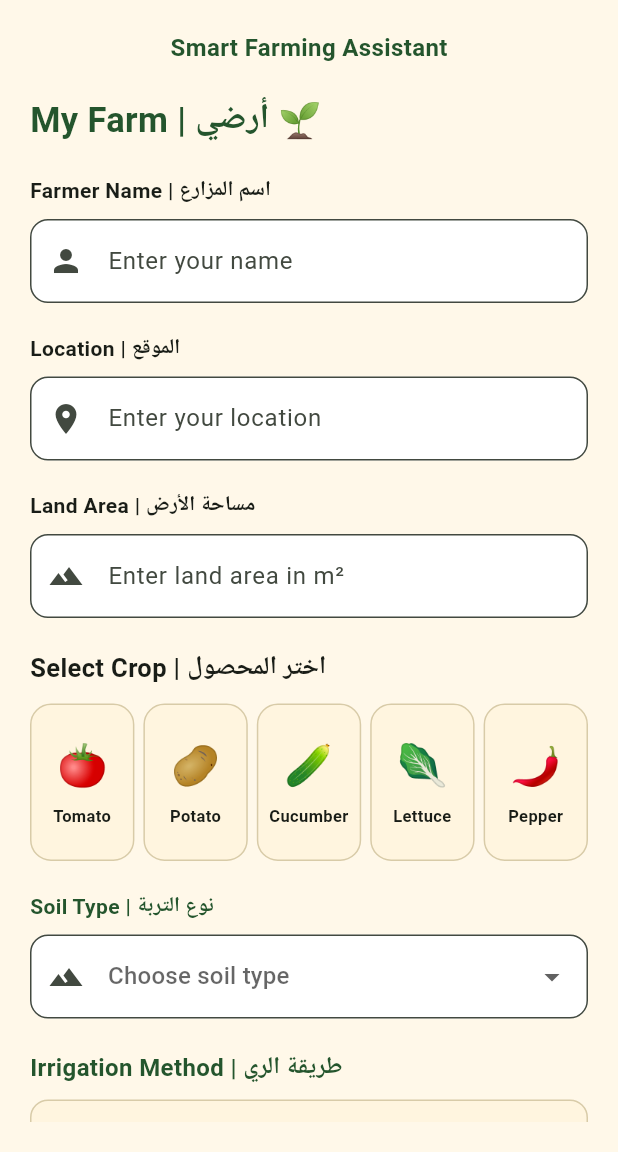
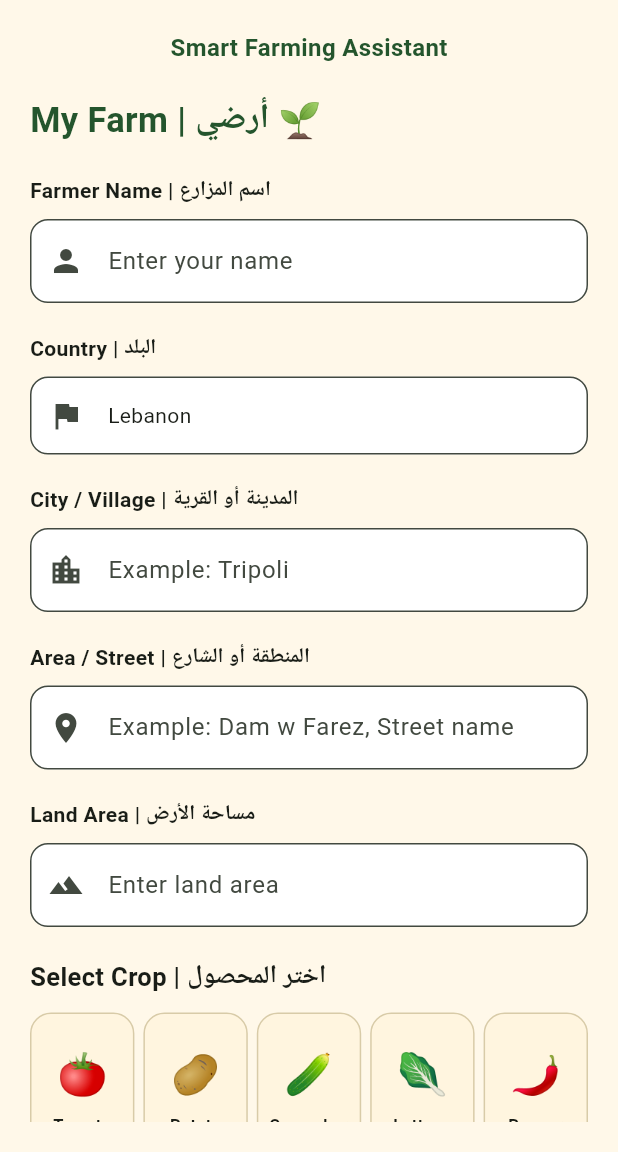
Before and after one commit to 52331045-lang/Zaree-Smart-Farming, a Flutter app: the screen it shows after launch, on a phone screen of 412 x 824 dp, the part 84-1236 px from its top. Run offline on Flutter 3.47's test engine with Material 3 defaults, Android fonts, the phone set to English and light mode, and no system bars.

Commit message:
Improve farm location and input validation

```diff
--- a/lib/screens/farm_page.dart
+++ b/lib/screens/farm_page.dart
@@ -10,7 +10,9 @@ class FarmPage extends StatefulWidget {
 class _FarmPageState extends State<FarmPage> {
   // Text Controllers
   final TextEditingController nameController = TextEditingController();
-  final TextEditingController locationController = TextEditingController();
+  final TextEditingController cityController = TextEditingController();
+  final TextEditingController detailedLocationController =
+      TextEditingController();
   final TextEditingController areaController = TextEditingController();
 
   // Selected Options
@@ -21,9 +23,16 @@ class _FarmPageState extends State<FarmPage> {
   @override
   void dispose() {
     nameController.dispose();
-    locationController.dispose();
+    cityController.dispose();
+    detailedLocationController.dispose();
     areaController.dispose();
     super.dispose();
+  }
+
+  // Show Error Message
+  void showError(String message) {
+    ScaffoldMessenger.of(context)
+        .showSnackBar(SnackBar(content: Text(message)));
   }
 
   // Crop Selection Card
@@ -84,36 +93,63 @@ class _FarmPageState extends State<FarmPage> {
 
   // Create Farm Function
   void createFarm() {
-    if (nameController.text.trim().isEmpty ||
-        locationController.text.trim().isEmpty ||
-        areaController.text.trim().isEmpty ||
-        selectedCrop == null ||
-        selectedSoil == null ||
-        selectedIrrigation == null) {
-      ScaffoldMessenger.of(context).showSnackBar(
-        const SnackBar(content: Text('Please complete all farm information!')),
-      );
+    final farmerName = nameController.text.trim();
+    final city = cityController.text.trim();
+    final detailedLocation = detailedLocationController.text.trim();
+    final areaText = areaController.text.trim();
+
+    // Farmer Name Validation
+    if (farmerName.isEmpty ||
+        !RegExp(r'[a-zA-Z\u0600-\u06FF]').hasMatch(farmerName)) {
+      showError('Please enter a valid farmer name!');
       return;
     }
 
-    final area = double.tryParse(areaController.text.trim());
-
-    if (area == null || area <= 0) {
-      ScaffoldMessenger.of(context).showSnackBar(
-        const SnackBar(content: Text('Please enter a valid land area!')),
-      );
+    // City Validation
+    if (city.isEmpty) {
+      showError('Please enter your city or village!');
       return;
     }
 
+    // Detailed Location Validation
+    if (detailedLocation.isEmpty) {
+      showError('Please enter your area or street!');
+      return;
+    }
+
+    // Land Area Validation
+    if (areaText.isEmpty) {
+      showError('Please enter your land area!');
+      return;
+    }
+
+    final area = double.tryParse(areaText);
+
+    if (area == null || !area.isFinite || area <= 0) {
+      showError('Enter a valid positive area, such as 100 or 25.5!');
+      return;
+    }
+
+    // Crop, Soil and Irrigation Validation
+    if (selectedCrop == null ||
+        selectedSoil == null ||
+        selectedIrrigation == null) {
+      showError('Please select crop, soil and irrigation method!');
+      return;
+    }
+
+    // Successful Farm Creation
     showDialog(
       context: context,
       builder: (context) {
         return AlertDialog(
           title: const Text('Farm Created Successfully! 🌱'),
           content: Text(
-            'Farmer: ${nameController.text}\n'
-            'Location: ${locationController.text}\n'
-            'Land Area: ${areaController.text} m²\n'
+            'Farmer: $farmerName\n'
+            'Country: Lebanon\n'
+            'City / Village: $city\n'
+            'Area / Street: $detailedLocation\n'
+            'Land Area: $area m²\n'
             'Crop: $selectedCrop\n'
             'Soil: $selectedSoil\n'
             'Irrigation: $selectedIrrigation',
@@ -159,6 +195,7 @@ class _FarmPageState extends State<FarmPage> {
                 ),
                 const SizedBox(height: 20),
 
+                // My Farm Title
                 const Text(
                   'My Farm | أرضي 🌱',
                   style: TextStyle(
@@ -189,16 +226,58 @@ class _FarmPageState extends State<FarmPage> {
                 ),
                 const SizedBox(height: 20),
 
-                // Location
+                // Country
                 const Text(
-                  'Location | الموقع',
+                  'Country | البلد',
+                  style: TextStyle(fontWeight: FontWeight.bold),
+                ),
+                const SizedBox(height: 8),
+                InputDecorator(
+                  decoration: InputDecoration(
+                    filled: true,
+                    fillColor: Colors.white,
+                    prefixIcon: const Icon(Icons.flag),
+                    border: OutlineInputBorder(
+                      borderRadius: BorderRadius.circular(12),
+                    ),
+                  ),
+                  child: const Align(
+                    alignment: Alignment.centerLeft,
+                    child: Text('Lebanon'),
+                  ),
+                ),
+                const SizedBox(height: 20),
+
+                // City or Village
+                const Text(
+                  'City / Village | المدينة أو القرية',
                   style: TextStyle(fontWeight: FontWeight.bold),
                 ),
                 const SizedBox(height: 8),
                 TextField(
-                  controller: locationController,
+                  controller: cityController,
                   decoration: InputDecoration(
-                    hintText: 'Enter your location',
+                    hintText: 'Example: Tripoli',
+                    filled: true,
+                    fillColor: Colors.white,
+                    border: OutlineInputBorder(
+                      borderRadius: BorderRadius.circular(12),
+                    ),
+                    prefixIcon: const Icon(Icons.location_city),
+                  ),
+                ),
+                const SizedBox(height: 20),
+
+                // Detailed Location
+                const Text(
+                  'Area / Street | المنطقة أو الشارع',
+                  style: TextStyle(fontWeight: FontWeight.bold),
+                ),
+                const SizedBox(height: 8),
+                TextField(
+                  controller: detailedLocationController,
+                  decoration: InputDecoration(
+                    hintText: 'Example: Dam w Farez, Street name',
                     filled: true,
                     fillColor: Colors.white,
                     border: OutlineInputBorder(
@@ -217,9 +296,12 @@ class _FarmPageState extends State<FarmPage> {
                 const SizedBox(height: 8),
                 TextField(
                   controller: areaController,
-                  keyboardType: TextInputType.number,
+                  keyboardType: const TextInputType.numberWithOptions(
+                    decimal: true,
+                  ),
                   decoration: InputDecoration(
-                    hintText: 'Enter land area in m²',
+                    hintText: 'Enter land area',
+                    suffixText: 'm²',
                     filled: true,
                     fillColor: Colors.white,
                     border: OutlineInputBorder(
```
